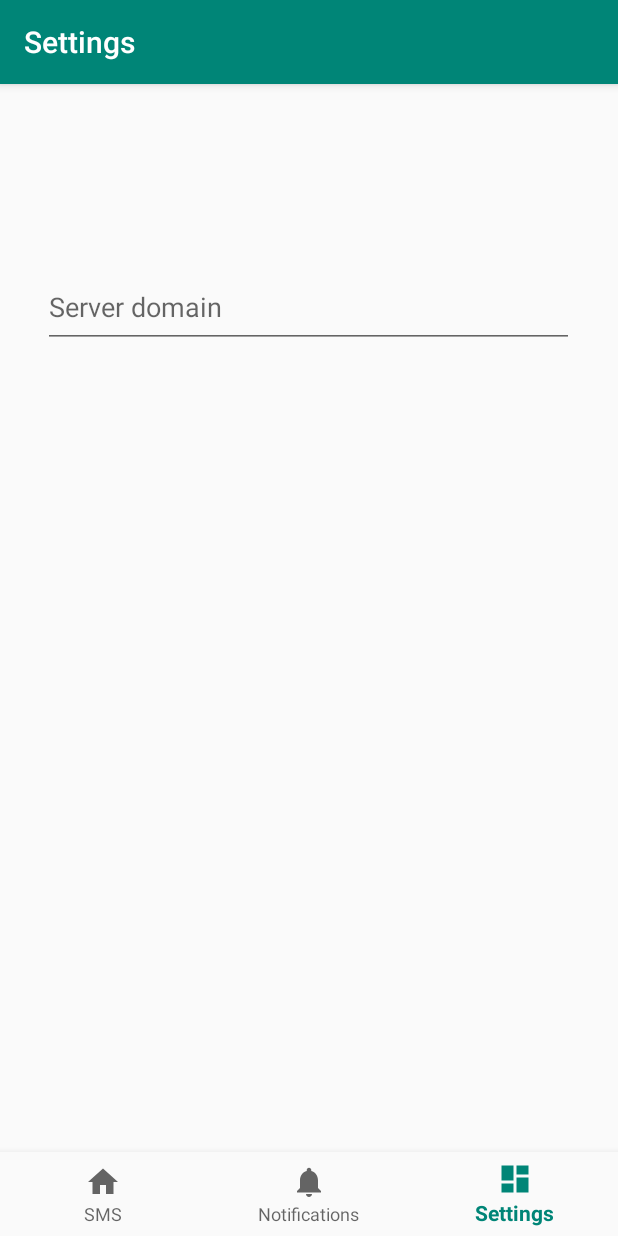
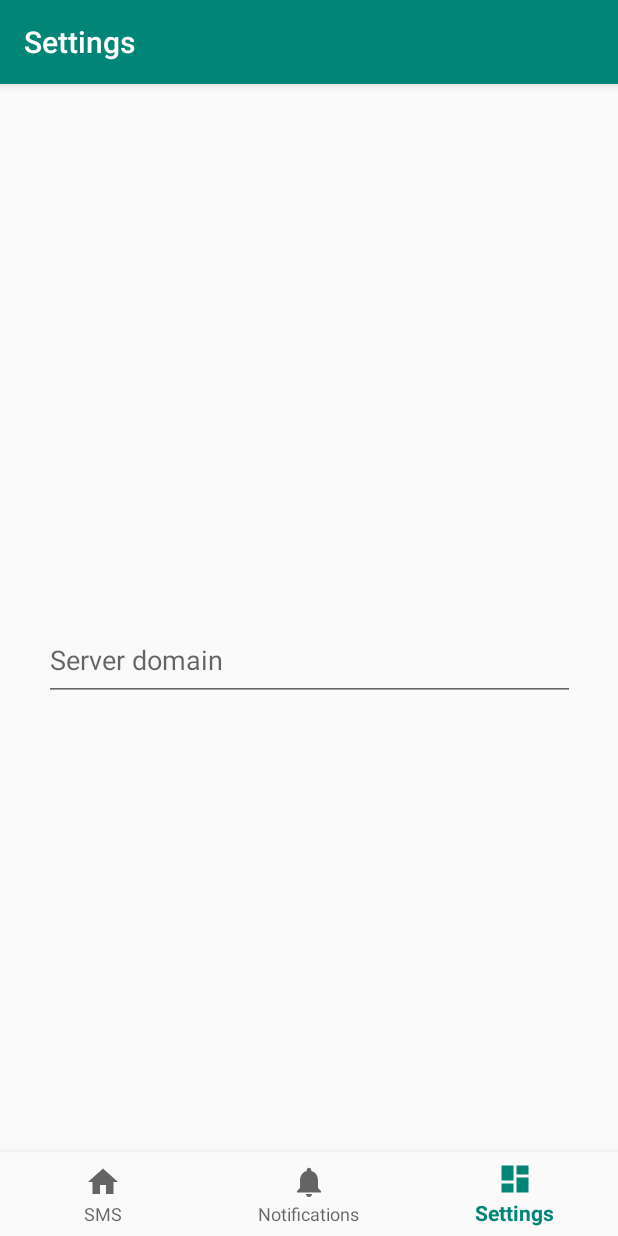
Before and after one commit to hugojcqs/sms, an Android app: the DashboardFragment screen opened through its navigation route, on a phone screen of 412 x 824 dp. Run offline under Robolectric (Android 15) with nearby library versions, the phone set to English and light mode, and no system bars; our stand-ins replace navigation-ui; 3 statements that could not run were skipped.

Commit message:
"Server domain" input text adjustment

```diff
--- a/Android/SoireSMS/app/src/main/res/layout/fragment_dashboard.xml
+++ b/Android/SoireSMS/app/src/main/res/layout/fragment_dashboard.xml
@@ -12,9 +12,7 @@
         android:hint="@string/server_domain"
         app:layout_constraintBottom_toBottomOf="parent"
         app:layout_constraintEnd_toEndOf="parent"
-        app:layout_constraintHorizontal_bias="0.491"
         app:layout_constraintStart_toStartOf="parent"
-        app:layout_constraintTop_toTopOf="parent"
-        app:layout_constraintVertical_bias="0.171" />
+        app:layout_constraintTop_toTopOf="parent"/>
 
 </androidx.constraintlayout.widget.ConstraintLayout>
```
